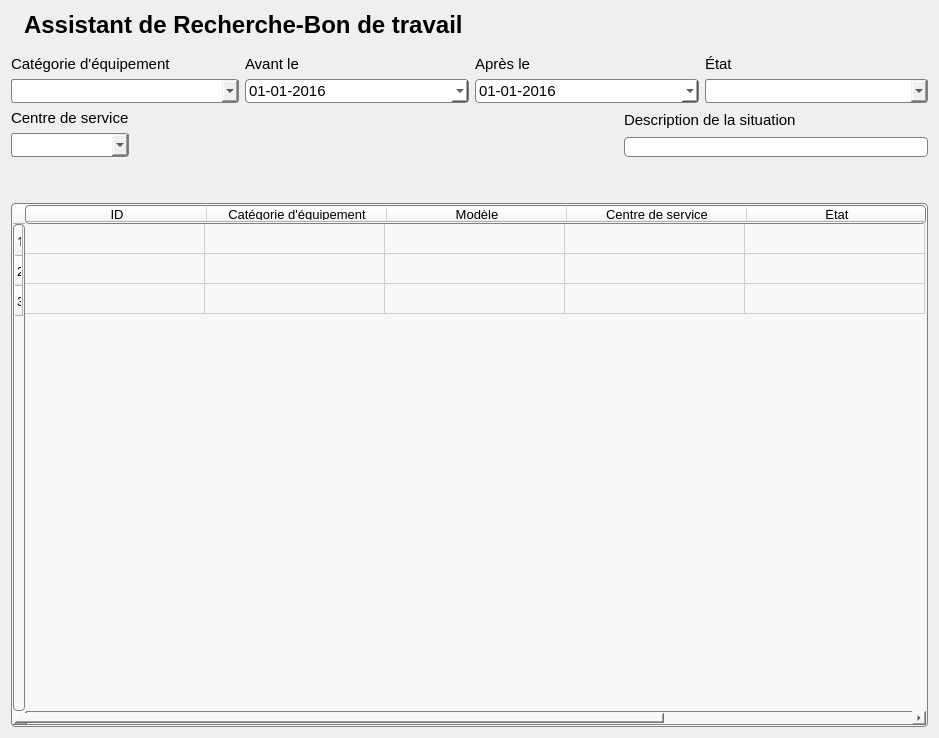
This is Interface/FenetresEnUI/Rbdt.ui in ProjetPC2/SIMM2.0-DEV as Qt 5 draws it before an edit. The edited form follows.
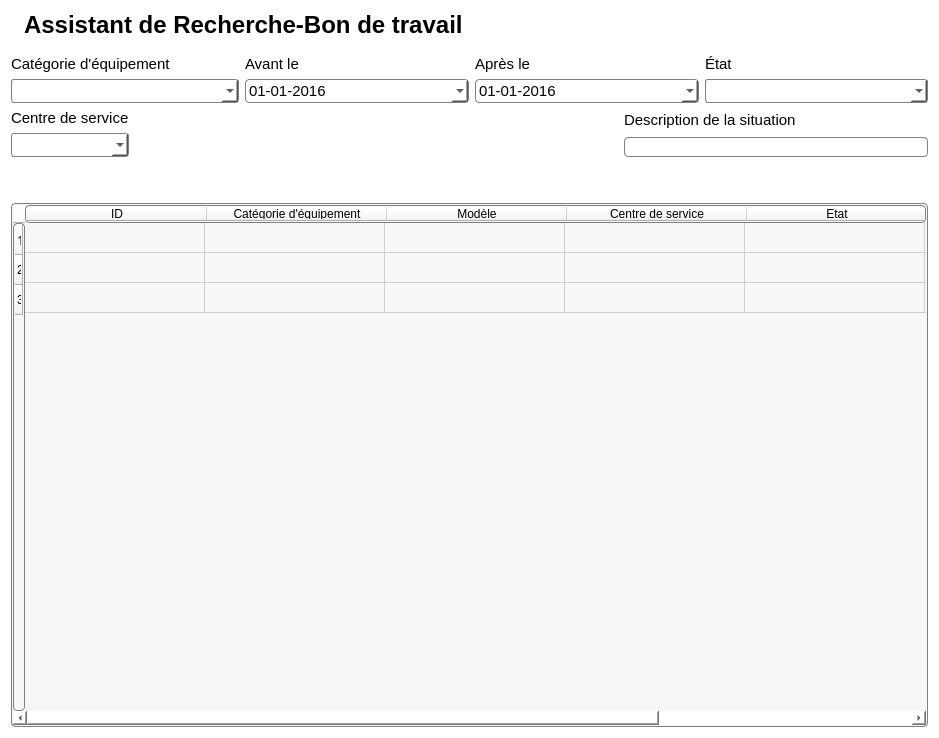
This is the edited form. Icons and pictures are not drawn.

What changed in the file:
```diff
--- a/Interface/FenetresEnUI/Rbdt.ui
+++ b/Interface/FenetresEnUI/Rbdt.ui
@@ -25,7 +25,7 @@
    </iconset>
   </property>
   <property name="styleSheet">
-   <string notr="true"/>
+   <string notr="true">background: white;</string>
   </property>
   <layout class="QGridLayout" name="gridLayout">
    <item row="0" column="0">
```
Left out of the diff: 24 changed lines with no effect on the pictures.
